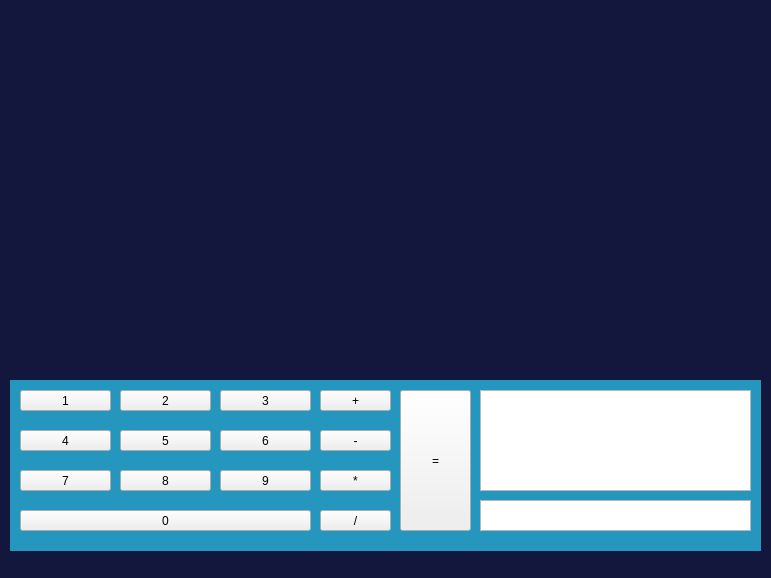
First picture: the form in main/mygui.ui, repository pablofu9/TiendaPython, before the edit.
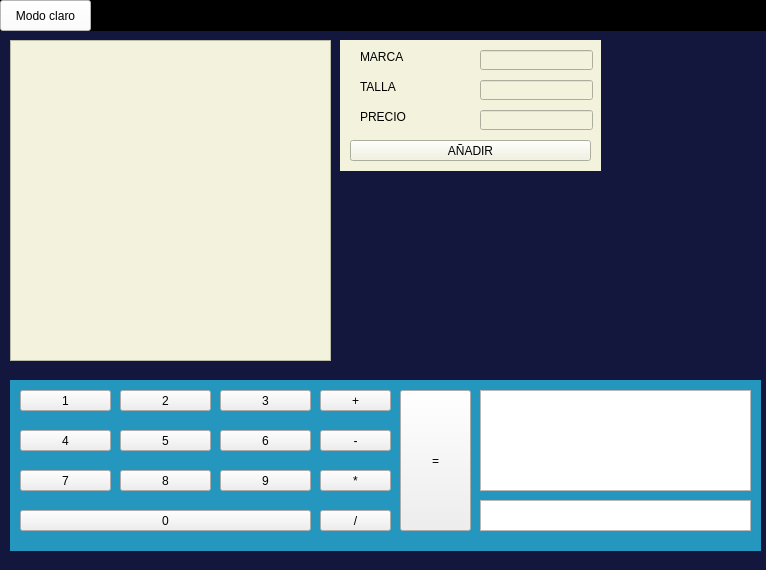
Second picture: the form after the edit.

Commit message: AÑADIR

What changed in the file:
```diff
--- a/main/mygui.ui
+++ b/main/mygui.ui
@@ -6,8 +6,8 @@
    <rect>
     <x>0</x>
     <y>0</y>
-    <width>771</width>
-    <height>578</height>
+    <width>766</width>
+    <height>570</height>
    </rect>
   </property>
   <property name="windowTitle">
@@ -249,6 +249,159 @@
      </property>
     </widget>
    </widget>
+   <widget class="QFrame" name="frame">
+    <property name="geometry">
+     <rect>
+      <x>0</x>
+      <y>0</y>
+      <width>771</width>
+      <height>31</height>
+     </rect>
+    </property>
+    <property name="styleSheet">
+     <string notr="true">background-color:black</string>
+    </property>
+    <property name="frameShape">
+     <enum>QFrame::StyledPanel</enum>
+    </property>
+    <property name="frameShadow">
+     <enum>QFrame::Raised</enum>
+    </property>
+    <widget class="QPushButton" name="btnModo">
+     <property name="geometry">
+      <rect>
+       <x>0</x>
+       <y>0</y>
+       <width>91</width>
+       <height>31</height>
+      </rect>
+     </property>
+     <property name="styleSheet">
+      <string notr="true">background-color:white</string>
+     </property>
+     <property name="text">
+      <string>Modo claro</string>
+     </property>
+    </widget>
+   </widget>
+   <widget class="QTableWidget" name="table">
+    <property name="enabled">
+     <bool>false</bool>
+    </property>
+    <property name="geometry">
+     <rect>
+      <x>10</x>
+      <y>40</y>
+      <width>321</width>
+      <height>321</height>
+     </rect>
+    </property>
+    <property name="styleSheet">
+     <string notr="true">background-color:#F2F2DD</string>
+    </property>
+   </widget>
+   <widget class="QWidget" name="widget" native="true">
+    <property name="geometry">
+     <rect>
+      <x>340</x>
+      <y>40</y>
+      <width>261</width>
+      <height>131</height>
+     </rect>
+    </property>
+    <property name="styleSheet">
+     <string notr="true">background-color:#F2F2DD</string>
+    </property>
+    <widget class="QLineEdit" name="txtMarca">
+     <property name="geometry">
+      <rect>
+       <x>140</x>
+       <y>10</y>
+       <width>113</width>
+       <height>20</height>
+      </rect>
+     </property>
+    </widget>
+    <widget class="QLineEdit" name="txtTalla">
+     <property name="geometry">
+      <rect>
+       <x>140</x>
+       <y>40</y>
+       <width>113</width>
+       <height>20</height>
+      </rect>
+     </property>
+    </widget>
+    <widget class="QLineEdit" name="txtPrecio">
+     <property name="geometry">
+      <rect>
+       <x>140</x>
+       <y>70</y>
+       <width>113</width>
+       <height>20</height>
+      </rect>
+     </property>
+    </widget>
+    <widget class="QLabel" name="label">
+     <property name="geometry">
+      <rect>
+       <x>20</x>
+       <y>10</y>
+       <width>47</width>
+       <height>13</height>
+      </rect>
+     </property>
+     <property name="text">
+      <string>MARCA</string>
+     </property>
+    </widget>
+    <widget class="QLabel" name="label_2">
+     <property name="geometry">
+      <rect>
+       <x>20</x>
+       <y>40</y>
+       <width>47</width>
+       <height>13</height>
+      </rect>
+     </property>
+     <property name="text">
+      <string>TALLA</string>
+     </property>
+    </widget>
+    <widget class="QLabel" name="label_3">
+     <property name="geometry">
+      <rect>
+       <x>20</x>
+       <y>70</y>
+       <width>47</width>
+       <height>13</height>
+      </rect>
+     </property>
+     <property name="text">
+      <string>PRECIO</string>
+     </property>
+    </widget>
+    <widget class="QPushButton" name="btnAnadir">
+     <property name="enabled">
+      <bool>true</bool>
+     </property>
+     <property name="geometry">
+      <rect>
+       <x>10</x>
+       <y>100</y>
+       <width>241</width>
+       <height>21</height>
+      </rect>
+     </property>
+     <property name="text">
+      <string>AÑADIR</string>
+     </property>
+    </widget>
+   </widget>
+   <zorder>calculadora</zorder>
+   <zorder>frame</zorder>
+   <zorder>widget</zorder>
+   <zorder>table</zorder>
   </widget>
  </widget>
  <resources/>
```
The commit also changes 1 other file.
